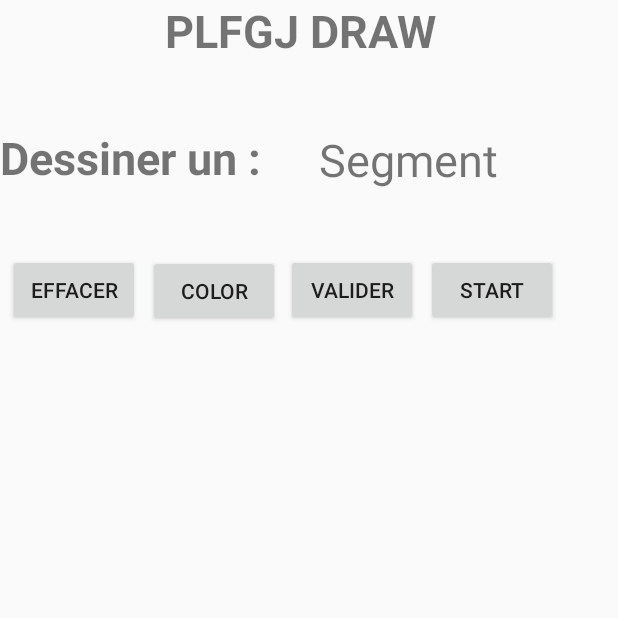
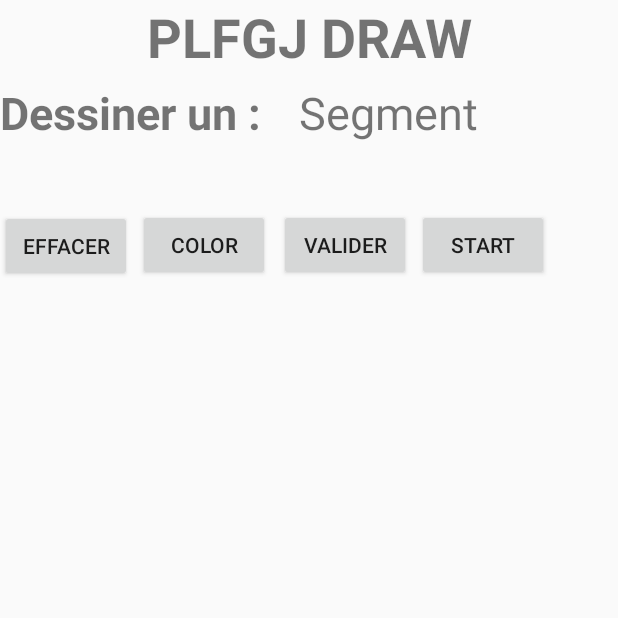
Before and after one commit to DeptInfoProjects/PLFGJ, an Android app: the screen it shows after launch (MainActivity), after a tap on "VALIDER", on a phone screen of 412 x 824 dp, the top half of it. Run offline under Robolectric (Android 15) with nearby library versions, the phone set to English and light mode, and no system bars; libraries missing offline, so code that uses them is left out: io.socket.client, io.socket.emitter; 5 statements that could not run were skipped; 1 other tap on this screen came first.

Commit message:
Reparation d'affichage

```diff
--- a/android/TrouverLeNombre/app/src/main/java/fr/unice/reneviergonin/exemplecours/PLFGJ_Draw/Connexion.java
+++ b/android/TrouverLeNombre/app/src/main/java/fr/unice/reneviergonin/exemplecours/PLFGJ_Draw/Connexion.java
@@ -46,7 +46,7 @@ public class Connexion  {
                     System.out.println(" !! on est déconnecté !! ");
                     connexion.disconnect();
                     connexion.close();
-                    controleur.finPartie();
+                    //controleur.finPartie();
 
                 }
             });
@@ -75,10 +75,10 @@ public class Connexion  {
                             }
                         }
 
-                        controleur.rejouer(plusGrand, coups);
 
 
-                    } else controleur.premierCoup();
+
+                    }
                 }
             });
 
@@ -109,6 +109,10 @@ public class Connexion  {
         connexion.emit("identification", pieceJointe);
     }
 
+  //  public void envoyerString() {
+  //      connexion.emit("Bien recu");
+  //  }
+
     public void envoyerCoup(int val) {
         connexion.emit("réponse",val);
     }
--- a/android/TrouverLeNombre/app/src/main/java/fr/unice/reneviergonin/exemplecours/PLFGJ_Draw/Controleur.java
+++ b/android/TrouverLeNombre/app/src/main/java/fr/unice/reneviergonin/exemplecours/PLFGJ_Draw/Controleur.java
@@ -35,32 +35,8 @@ public class Controleur {
 
     public void aprèsConnexion() {
         connexion.envoyerId(moi);
-
     }
 
-    public void finPartie() {
-        vue.afficheMessage("bravo !!");
 
-    }
 
-    public void jeRejoue() {
-        int val = 0 ;
-        if (val >= 0) {
-            dernierCoup = val;
-            connexion.envoyerCoup(val);
-        }
-        else {
-            vue.afficheMessage("Retentez ..");
-        }
-
-    }
-
-    public void rejouer(boolean plusGrand, ArrayList<Coup> coups) {
-        vue.afficheMessage(plusGrand?"c'est plus petit que "+dernierCoup:"c'est plus grand que "+dernierCoup);
-
-    }
-
-    public void premierCoup() {
-        vue.afficheMessage("Dessiner une forme");
-    }
 }
--- a/android/TrouverLeNombre/app/src/main/java/fr/unice/reneviergonin/exemplecours/PLFGJ_Draw/MainActivity.java
+++ b/android/TrouverLeNombre/app/src/main/java/fr/unice/reneviergonin/exemplecours/PLFGJ_Draw/MainActivity.java
@@ -2,25 +2,28 @@ package fr.unice.reneviergonin.exemplecours.PLFGJ_Draw;
 
 
 import android.app.Activity;
+import android.graphics.Color;
 import android.os.Bundle;
 import android.util.Log;
 import android.view.View;
 import android.widget.Button;
-import android.widget.EditText;
 import android.widget.TextView;
 
 import java.util.Random;
 
 public class MainActivity extends Activity implements Vue {
 
+    Button effacer;
+    Button couleur;
     Button btnJouer ;
     Button start;
     TextView msg;
     TextView fdem;
     TextView randform ;
     MyCanvas myCanvas;
-
+    TextView titre;
     Controleur ctrl;
+    public int i = 0;
 
 
     @Override
@@ -32,12 +35,29 @@ public class MainActivity extends Activity implements Vue {
         setContentView(R.layout.activity_main);
 
         // récupération des widget
-        btnJouer= findViewById(R.id.valider);
+        effacer = findViewById(R.id.effacer);
+        couleur = findViewById(R.id.color);
+        btnJouer = findViewById(R.id.valider);
         start = findViewById(R.id.start);
-        msg = findViewById(R.id.textView);
+        msg = findViewById(R.id.textView6);
         fdem = findViewById(R.id.textView4);
         randform = findViewById(R.id.textView3);
         final String[] formes = {"Point","Segment","Triangle","Carré","Rond"} ;
+
+
+        effacer.setOnClickListener(new View.OnClickListener() {
+            @Override
+            public void onClick(View v) {
+                myCanvas.effacerCanvas();
+            }
+        });
+
+        couleur.setOnClickListener(new View.OnClickListener() {
+            @Override
+            public void onClick(View v) {
+                myCanvas.setColor();
+                myCanvas.postInvalidate();}});
+
 
         start.setOnClickListener(new View.OnClickListener() {
             @Override
@@ -47,8 +67,6 @@ public class MainActivity extends Activity implements Vue {
                 randform.setText(formes[rando]);
             }
         });
-
-
         // création de la logique de l'application
         ctrl = new Controleur(this);
         ajouteÉcouteur();
@@ -56,7 +74,7 @@ public class MainActivity extends Activity implements Vue {
         // connexion : grandement récupérer de client (javastd)
         // juste un découpage par rapport à javastd : on "refactore"
         // adresse pour parler depuis l'émulateur à la machien hote : 10.0.2.2
-        Connexion connexion = new Connexion("http://10.1.97.74:10101", ctrl);
+        Connexion connexion = new Connexion("http://10.1.124.22:10101", ctrl);
 
         // ici pas d'IA mais un joueur humain
 
@@ -67,7 +85,7 @@ public class MainActivity extends Activity implements Vue {
     }
 
 
-    @Override
+
     public void afficheMessage(final String texte) {
 
         // appelé depuis le thread de socketIO
@@ -81,20 +99,15 @@ public class MainActivity extends Activity implements Vue {
     }
 
 
-
-
-
     // adapteur entre le controleur et la vue, pour que le controleur ne dépendent pas d'android
     private void ajouteÉcouteur() {
         btnJouer.setOnClickListener(new View.OnClickListener() {
             @Override
             public void onClick(View v) {
-                ctrl.jeRejoue();
+               // ctrl.apresDessin();
+               // ctrl.jeRejoue();
             }
         });
     }
 
-
-
-
 }
--- a/android/TrouverLeNombre/app/src/main/java/fr/unice/reneviergonin/exemplecours/PLFGJ_Draw/MyCanvas.java
+++ b/android/TrouverLeNombre/app/src/main/java/fr/unice/reneviergonin/exemplecours/PLFGJ_Draw/MyCanvas.java
@@ -12,10 +12,11 @@ import android.graphics.Path;
 
 
 
+
 public class MyCanvas extends View
 {
-    Paint paint;
-    Path path;
+    public Paint paint;
+    public Path path;
     public MyCanvas(Context context, AttributeSet attrs ){
         super(context,attrs);
         paint = new Paint();
@@ -55,4 +56,11 @@ public class MyCanvas extends View
         invalidate();
         return true;
     }
+
+    public void effacerCanvas(){
+        this.path.reset();
+    }
+    public void setColor(){
+        this.paint.setColor(Color.BLUE);
+    }
 }
--- a/android/TrouverLeNombre/app/src/main/java/fr/unice/reneviergonin/exemplecours/PLFGJ_Draw/Vue.java
+++ b/android/TrouverLeNombre/app/src/main/java/fr/unice/reneviergonin/exemplecours/PLFGJ_Draw/Vue.java
@@ -1,7 +1,8 @@
 package fr.unice.reneviergonin.exemplecours.PLFGJ_Draw;
 
 interface Vue {
-    void afficheMessage(String msg);
+
+    //void afficheMessage(String msg);
 
 
 }
--- a/android/TrouverLeNombre/app/src/main/res/layout/activity_main.xml
+++ b/android/TrouverLeNombre/app/src/main/res/layout/activity_main.xml
@@ -10,33 +10,25 @@
         android:id="@+id/start"
         android:layout_width="wrap_content"
         android:layout_height="wrap_content"
-        android:layout_alignTop="@+id/textView"
+        android:layout_alignTop="@+id/textView6"
         android:layout_alignEnd="@+id/start"
-        android:layout_marginStart="5dp"
+        android:layout_marginStart="4dp"
         android:layout_marginLeft="-100dp"
-        android:layout_marginTop="169dp"
+        android:layout_marginTop="139dp"
         android:layout_marginEnd="0dp"
         android:layout_toEndOf="@+id/valider"
         android:text="START"
         tools:ignore="NotSibling" />
 
-    <TextView
-        android:id="@+id/textView"
-        android:layout_width="400dp"
-        android:layout_height="wrap_content"
-        android:text="PLFGJ DRAW"
-        android:textAlignment="center"
-        android:textSize="30sp"
-        android:textStyle="bold" />
 
     <Button
         android:id="@+id/valider"
         android:layout_width="wrap_content"
         android:layout_height="wrap_content"
-        android:layout_alignTop="@+id/textView"
-        android:layout_marginStart="4dp"
+        android:layout_alignTop="@+id/textView6"
+        android:layout_marginStart="6dp"
         android:layout_marginLeft="-205dp"
-        android:layout_marginTop="169dp"
+        android:layout_marginTop="139dp"
         android:layout_toEndOf="@+id/color"
         android:text="Valider" />
 
@@ -57,19 +49,19 @@
         android:id="@+id/effacer"
         android:layout_width="wrap_content"
         android:layout_height="wrap_content"
+        android:layout_below="@+id/textView4"
         android:layout_alignParentStart="true"
-        android:layout_alignParentTop="true"
-        android:layout_marginStart="5dp"
-        android:layout_marginTop="169dp"
+        android:layout_marginStart="0dp"
+        android:layout_marginTop="19dp"
         android:text="EFFACER" />
 
     <Button
         android:id="@+id/color"
         android:layout_width="wrap_content"
         android:layout_height="wrap_content"
-        android:layout_alignTop="@+id/textView"
-        android:layout_marginStart="5dp"
-        android:layout_marginTop="170dp"
+        android:layout_alignTop="@+id/textView6"
+        android:layout_marginStart="4dp"
+        android:layout_marginTop="139dp"
         android:layout_toEndOf="@+id/effacer"
         android:text="COLOR" />
 
@@ -77,26 +69,35 @@
         android:id="@+id/textView4"
         android:layout_width="wrap_content"
         android:layout_height="66dp"
-        android:layout_below="@+id/textView"
+        android:layout_below="@+id/textView6"
         android:layout_alignParentStart="true"
         android:layout_marginStart="0dp"
-        android:layout_marginTop="44dp"
+        android:layout_marginTop="13dp"
         android:text="Dessiner un : "
         android:textSize="30sp"
         android:textStyle="bold" />
 
     <TextView
         android:id="@+id/textView3"
-        android:layout_width="wrap_content"
-        android:layout_height="wrap_content"
-        android:layout_below="@+id/textView"
-        android:layout_alignParentEnd="true"
-        android:layout_marginStart="31dp"
-        android:layout_marginTop="45dp"
+        android:layout_width="174dp"
+        android:layout_height="63dp"
+        android:layout_below="@+id/textView6"
+        android:layout_marginStart="18dp"
+        android:layout_marginTop="13dp"
         android:layout_marginEnd="30dp"
         android:layout_toEndOf="@+id/textView4"
         android:text="  Press start"
         android:textSize="30sp" />
 
+    <TextView
+        android:id="@+id/textView6"
+        android:layout_width="match_parent"
+        android:layout_height="41dp"
+        android:text="@string/app_name"
+        android:textAlignment="center"
+        android:textSize="36sp"
+        android:textStyle="bold"
+        android:visibility="visible" />
+
 
 </RelativeLayout>
--- a/android/TrouverLeNombre/app/src/main/res/values/strings.xml
+++ b/android/TrouverLeNombre/app/src/main/res/values/strings.xml
@@ -1,3 +1,3 @@
 <resources>
-    <string name="app_name">TrouverLeNombre</string>
+    <string name="app_name">PLFGJ DRAW</string>
 </resources>
--- a/javastd/client/src/main/java/client/Client.java
+++ b/javastd/client/src/main/java/client/Client.java
@@ -126,7 +126,7 @@ public class Client {
             e.printStackTrace();
         }
 
-        Client client = new Client("http://10.1.97.74:10101");
+        Client client = new Client("http://10.1.124.22:10101");
         client.seConnecter();
 
 
--- a/javastd/serveur/src/main/java/serveur/Serveur.java
+++ b/javastd/serveur/src/main/java/serveur/Serveur.java
@@ -71,7 +71,7 @@ public class Serveur {
                 } else
                 {
                     coups.add(coup);
-                    System.out.println("le client doit encore cherché ");
+                    System.out.println("On a bien recu l'image ");
                     poserUneQuestion(socketIOClient, coup.isPlusGrand());
                 }
 
@@ -120,8 +120,8 @@ public class Serveur {
             e.printStackTrace();
         }
         Configuration config = new Configuration();
-        config.setHostname("10.1.97.74");
-        //config.setHostname("172.20.10.2");
+        //config.setHostname("10.1.119.84");
+        config.setHostname("10.1.124.22");
         config.setPort(10101);
 
 
```
Also changed, not shown: 1 other file.
